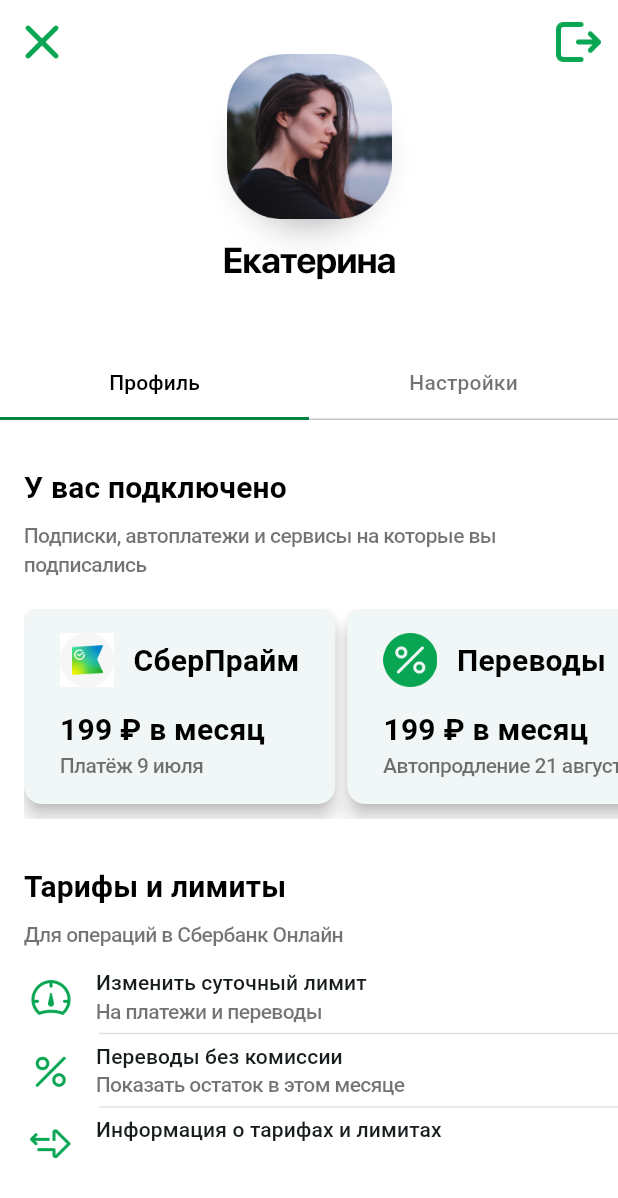
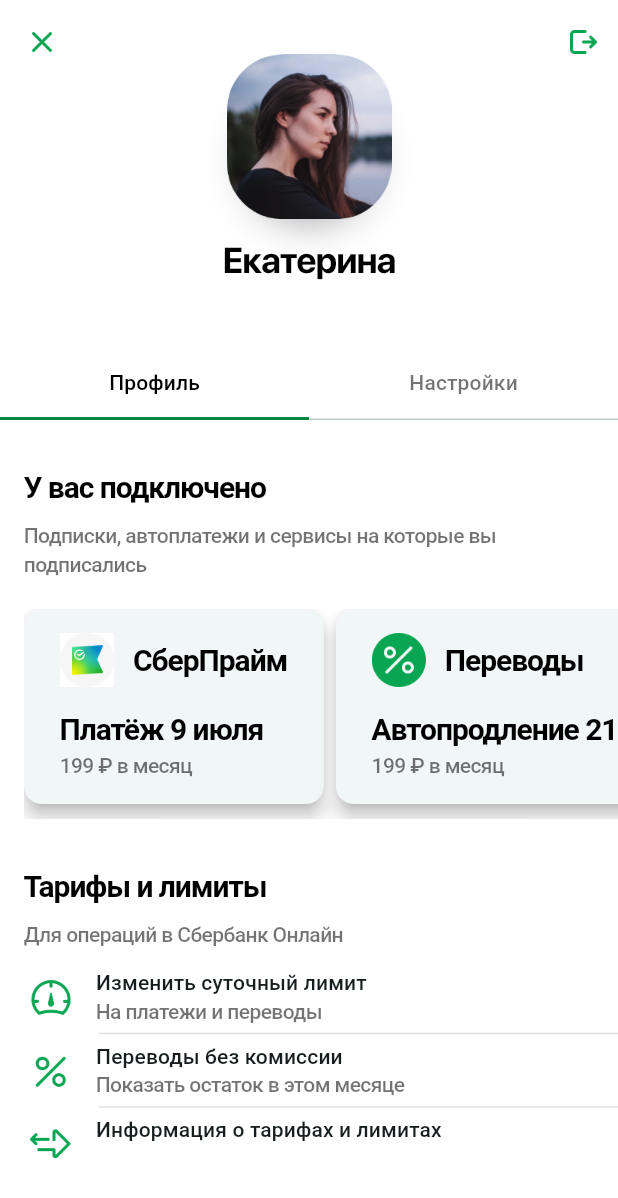
Before and after one commit to juliazubova/effective_sber, a Flutter app: the screen it shows after launch, on a phone screen of 412 x 824 dp. Shown: the top 1198 px of the screen. Run offline on Flutter 3.47's test engine with Material 3 defaults, Android fonts, the phone set to English and light mode, and no system bars; Roboto replaces fonts that are missing (SF Pro Text).

Commit message:
fix text output order in service carousel

```diff
--- a/lib/theme/fonts.dart
+++ b/lib/theme/fonts.dart
@@ -13,7 +13,8 @@
     fontFamily: 'SF Pro Text',
     fontWeight: FontWeight.w700,
     fontSize: 20,
-    color: AppColors.textPrimary
+    color: AppColors.textPrimary,
+    letterSpacing: -0.7
   );
   static final bodyLarge = TextStyle(
     fontFamily: 'SF Pro Text',
--- a/lib/widgets/appbar.dart
+++ b/lib/widgets/appbar.dart
@@ -19,12 +19,12 @@
       actions: [
         IconButton(
           onPressed: () {},
-          icon: const Image(image: AssetImage('assets/arrow_right_square.png'))
+          icon: const Image(image: AssetImage('assets/arrow_right_square.png'), width: 24, height: 24)
         )
       ],
       leading: IconButton(
           onPressed: () {},
-          icon: const Image(image: AssetImage('assets/cross.png'))
+          icon: const Image(image: AssetImage('assets/cross.png'), width: 24, height: 24)
       ),
 
       bottom: TabBar(
--- a/lib/widgets/service_card.dart
+++ b/lib/widgets/service_card.dart
@@ -28,9 +28,9 @@
                 ],
               ),
               Expanded(child: Container()),
+              Text(service.info,
+                  style: Theme.of(context).textTheme.titleMedium),
               Text(service.price,
-                  style: Theme.of(context).textTheme.titleMedium),
-              Text(service.info,
                   style: Theme.of(context).textTheme.bodySmall)
             ],
           ),
```
